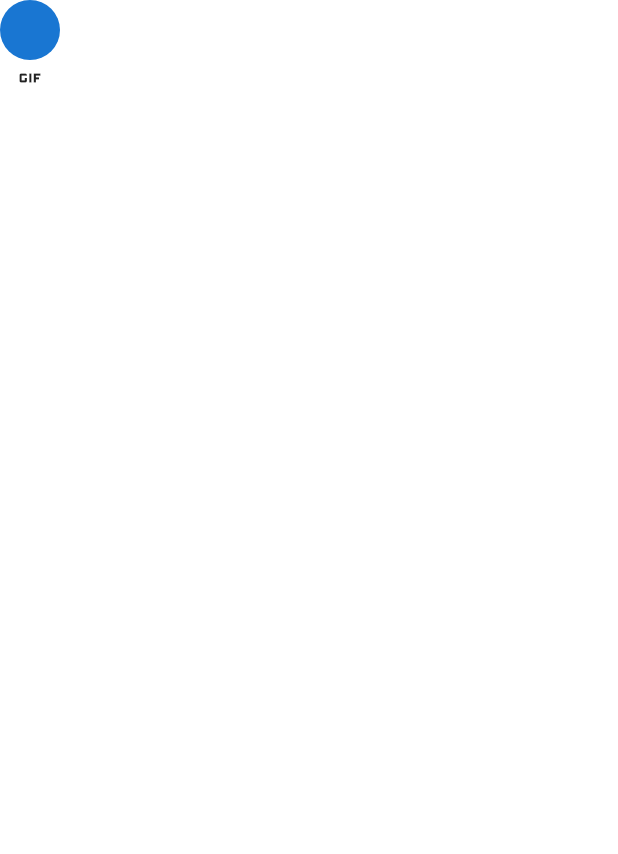
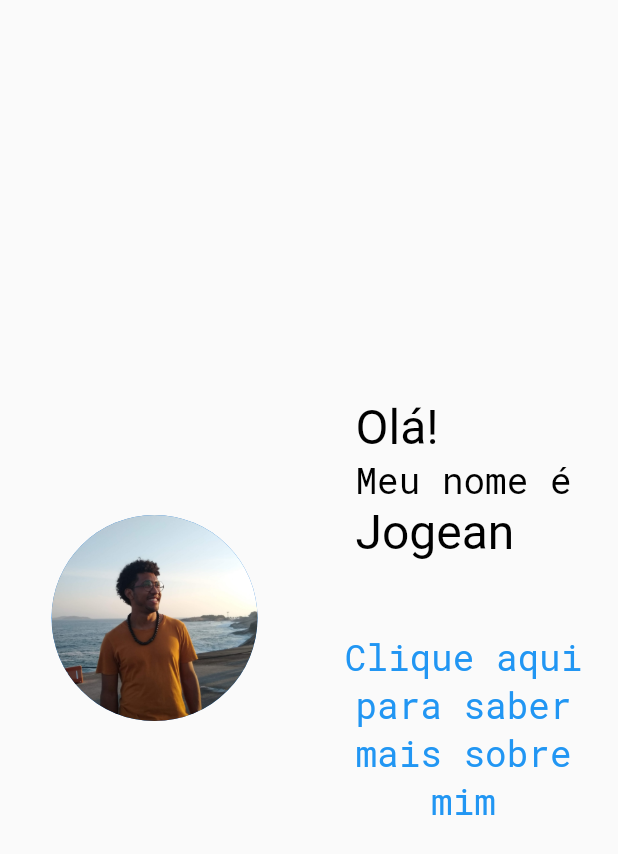
Before and after one commit to jogeanmcf/flutter_web_portfolio, a Flutter app: the screen it shows after launch, on a phone screen of 412 x 824 dp. Shown: the top 854 px of the screen. Run offline on Flutter 3.47's test engine with Material 2 defaults, Android fonts, the phone set to English and light mode, and no system bars; our stand-ins replace google_fonts.

Commit message:
ui updates

```diff
--- a/lib/main.dart
+++ b/lib/main.dart
@@ -1,4 +1,7 @@
 import 'package:flutter/material.dart';
+import 'package:google_fonts/google_fonts.dart';
+
+import 'pages/home_page.dart';
 
 void main() {
   runApp(const MyApp());
@@ -13,24 +16,10 @@ class MyApp extends StatelessWidget {
     return MaterialApp(
       title: 'Flutter Demo',
       theme: ThemeData(
+        textTheme: GoogleFonts.robotoMonoTextTheme(Theme.of(context).textTheme),
         primarySwatch: Colors.blue,
       ),
       home: const HomePage(),
     );
   }
 }
-
-class HomePage extends StatelessWidget {
-  const HomePage({super.key});
-
-  @override
-  Widget build(BuildContext context) {
-    return Row(
-      children: [
-        Column(
-          children: [CircleAvatar(), Icon(Icons.gif)],
-        ),
-      ],
-    );
-  }
-}
--- /dev/null
+++ b/lib/pages/home_page.dart
@@ -0,0 +1,69 @@
+import 'package:flutter/material.dart';
+import 'package:flutter_web_portfolio/pages/main_content.dart';
+import 'package:google_fonts/google_fonts.dart';
+
+class HomePage extends StatelessWidget {
+  const HomePage({super.key});
+
+  @override
+  Widget build(BuildContext context) {
+    final width = MediaQuery.of(context).size.width;
+    return Scaffold(
+      body: Row(crossAxisAlignment: CrossAxisAlignment.center, children: [
+        Expanded(
+          flex: 1,
+          child: Column(
+            mainAxisAlignment: MainAxisAlignment.center,
+            crossAxisAlignment: CrossAxisAlignment.center,
+            children: [
+              Hero(
+                tag: 'home_page',
+                child: CircleAvatar(
+                    radius: width / 6,
+                    backgroundImage: const AssetImage('assets/main_foto.jpg')),
+              )
+            ],
+          ),
+        ),
+        Expanded(
+          flex: 1,
+          child: Column(
+            mainAxisSize: MainAxisSize.max,
+            mainAxisAlignment: MainAxisAlignment.center,
+            children: [
+              RichText(
+                  softWrap: true,
+                  text: TextSpan(
+                      style: GoogleFonts.robotoMono(
+                          color: Colors.black, fontSize: 24),
+                      children: <TextSpan>[
+                        TextSpan(
+                            text: '''Olá!\n''', style: TextStyle(fontSize: 32)),
+                        TextSpan(text: '''Meu nome é\n'''),
+                        TextSpan(
+                            text: 'Jogean', style: TextStyle(fontSize: 32)),
+                      ])),
+              Container(
+                margin: EdgeInsets.fromLTRB(0, 40, 0, 0),
+                child: TextButton(
+                    onPressed: () => {
+                          Navigator.of(context).push(MaterialPageRoute(
+                              builder: (context) => MainContent()))
+                        },
+                    child: SizedBox(
+                      width: 300,
+                      child: Text(
+                        'Clique aqui para saber mais sobre mim',
+                        textAlign: TextAlign.center,
+                        style: TextStyle(
+                            fontSize: 24, fontWeight: FontWeight.w400),
+                      ),
+                    )),
+              )
+            ],
+          ),
+        )
+      ]),
+    );
+  }
+}
--- a/pubspec.yaml
+++ b/pubspec.yaml
@@ -29,6 +29,7 @@ environment:
 dependencies:
   flutter:
     sdk: flutter
+  google_fonts: ^3.0.1
 
 
   # The following adds the Cupertino Icons font to your application.
@@ -58,8 +59,8 @@ flutter:
   uses-material-design: true
 
   # To add assets to your application, add an assets section, like this:
-  # assets:
-  #   - images/a_dot_burr.jpeg
+  assets:
+    - assets/main_foto.jpg
   #   - images/a_dot_ham.jpeg
 
   # An image asset can refer to one or more resolution-specific "variants", see
```
Also changed, not shown: lib/pages/main_content.dart (added, +197 -0 lines), lib/widgets/about_me.dart (added, +65 -0 lines), lib/widgets/projects.dart (added, +10 -0 lines), lib/widgets/skills.dart (added, +10 -0 lines), assets/main_foto.jpg (added), lib/widgets/certificates.dart (added), pubspec.lock, 11 other files.
